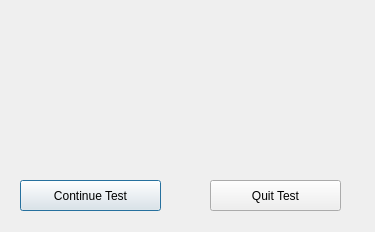
Before: the Qt Designer form GUI/components.ui in AudreyFrancisco/SingleLadderQualification, drawn with Qt 5.
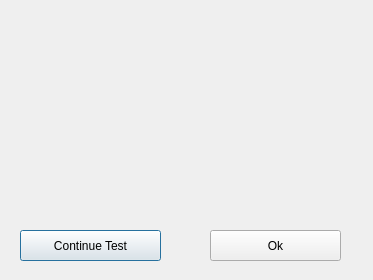
After: the same form once the commit is applied.

Commit message: changing logic when component not in db

The edit to the form file:
```diff
--- a/GUI/components.ui
+++ b/GUI/components.ui
@@ -6,8 +6,8 @@
    <rect>
     <x>0</x>
     <y>0</y>
-    <width>375</width>
-    <height>232</height>
+    <width>373</width>
+    <height>280</height>
    </rect>
   </property>
   <property name="windowTitle">
@@ -19,7 +19,7 @@
      <x>40</x>
      <y>20</y>
      <width>301</width>
-     <height>111</height>
+     <height>161</height>
     </rect>
    </property>
    <property name="text">
@@ -30,7 +30,7 @@
    <property name="geometry">
     <rect>
      <x>20</x>
-     <y>180</y>
+     <y>230</y>
      <width>141</width>
      <height>31</height>
     </rect>
@@ -43,13 +43,13 @@
    <property name="geometry">
     <rect>
      <x>210</x>
-     <y>180</y>
+     <y>230</y>
      <width>131</width>
      <height>31</height>
     </rect>
    </property>
    <property name="text">
-    <string>Quit Test</string>
+    <string>Ok</string>
    </property>
   </widget>
  </widget>
```
The commit also changes 2 other files.
